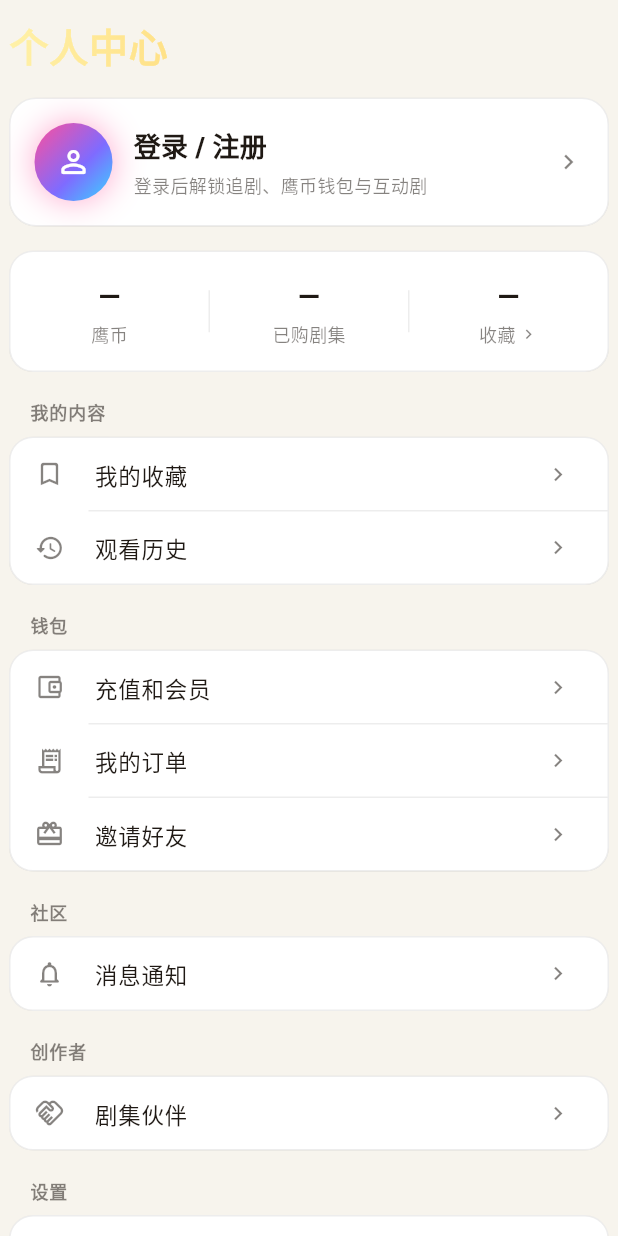
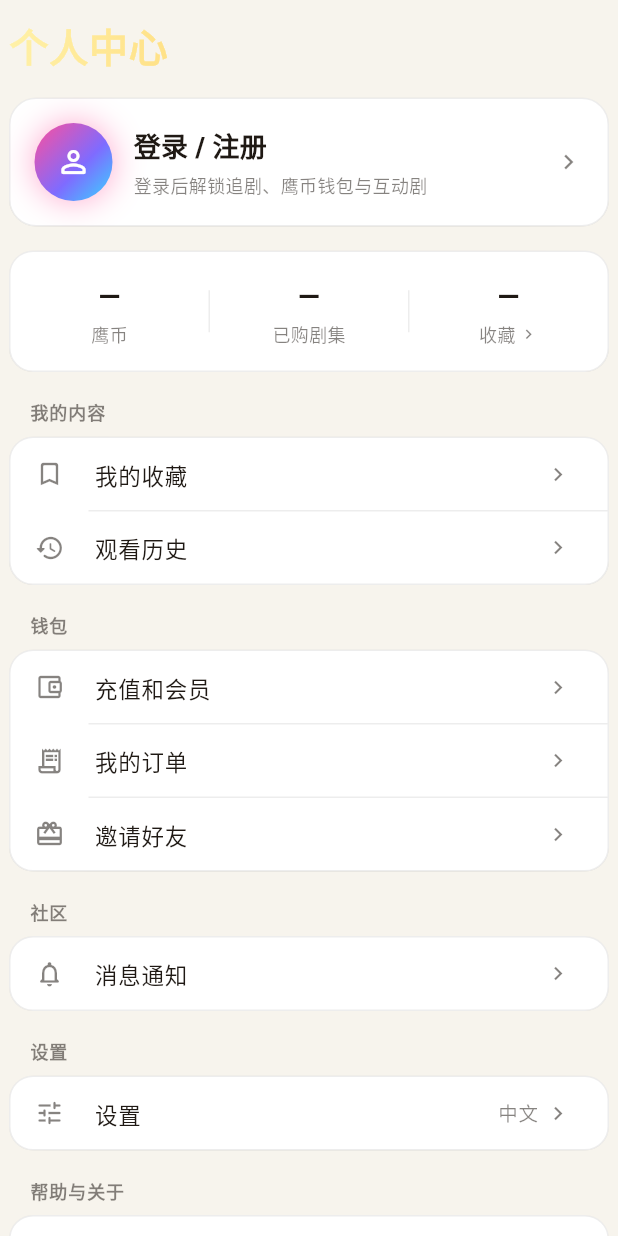
Before and after one commit to fubill409-create/falconflix-flutter, a Flutter app: the MeScreen screen opened directly, on a phone screen of 412 x 824 dp. Run offline on Flutter 3.47's test engine with Material 3 defaults, Android fonts, the phone set to English and light mode, and no system bars; our stand-ins replace cached_network_image, firebase_core, firebase_messaging, flutter_animate, flutter_cache_manager, google_sign_in and 6 more; missing offline and left inert: flutter_web_auth_2, flutter_webrtc, record, web_socket_client; accounts and stored records are empty; network calls fail.

Commit message:
去mock: 删分享面板混剪 + 我的页创作者(聚集伙伴)栏
- 分享面板去掉'混剪'(没做),现在只剩消息/海报/复制链接
- 我的页删整个'创作者→聚集伙伴'栏(伙伴招募短期不上、功能在开发)

Co-Authored-By: Claude Fable 5 <noreply@anthropic.com>

```diff
--- a/lib/screens/me_screen.dart
+++ b/lib/screens/me_screen.dart
@@ -918,11 +918,7 @@ class _MeScreenState extends State<MeScreen> {
           _notifyRow(pal),
         ]),
 
-        _section(pal, l.me_sectionCreator, [
-          _row(Icons.handshake_outlined, l.me_rowPartner,
-              onTap: () => _push(const PartnerScreen())),
-        ]),
-
+        // v1 隐藏"创作者→聚集伙伴":伙伴招募短期不上、点进去功能还在开发,先去掉。
         _section(pal, l.me_sectionSettings, [
           _row(Icons.tune_rounded, l.me_rowSettings,
               value: _langLabel,
--- a/lib/screens/sheets.dart
+++ b/lib/screens/sheets.dart
@@ -696,11 +696,7 @@ void showShareSheet(
           shortId: shortId,
           link: _shareLandingUrl);
     }),
-    // v1 隐藏"分享到社区"——社区还是内存 mock,等真做好再放出来。
-    _ShareTarget(l.sheets_shareTargetRemix, Icons.movie_creation_rounded,
-        ready: false, onTap: () async {
-      _toast(context, l.sheets_remixComingShort);
-    }),
+    // v1:动态(社区mock)、混剪(没做)都去掉,只留消息、海报、复制链接三个真能用的。
   ];
 
   _present(context, _shell(context, children: [
```
